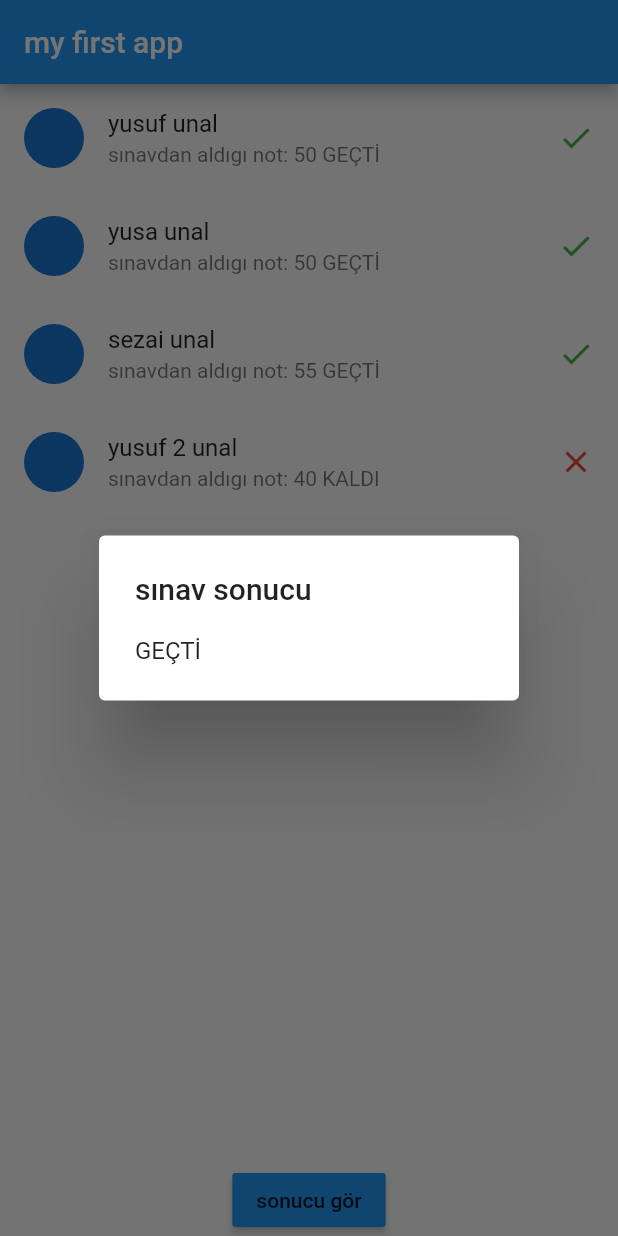
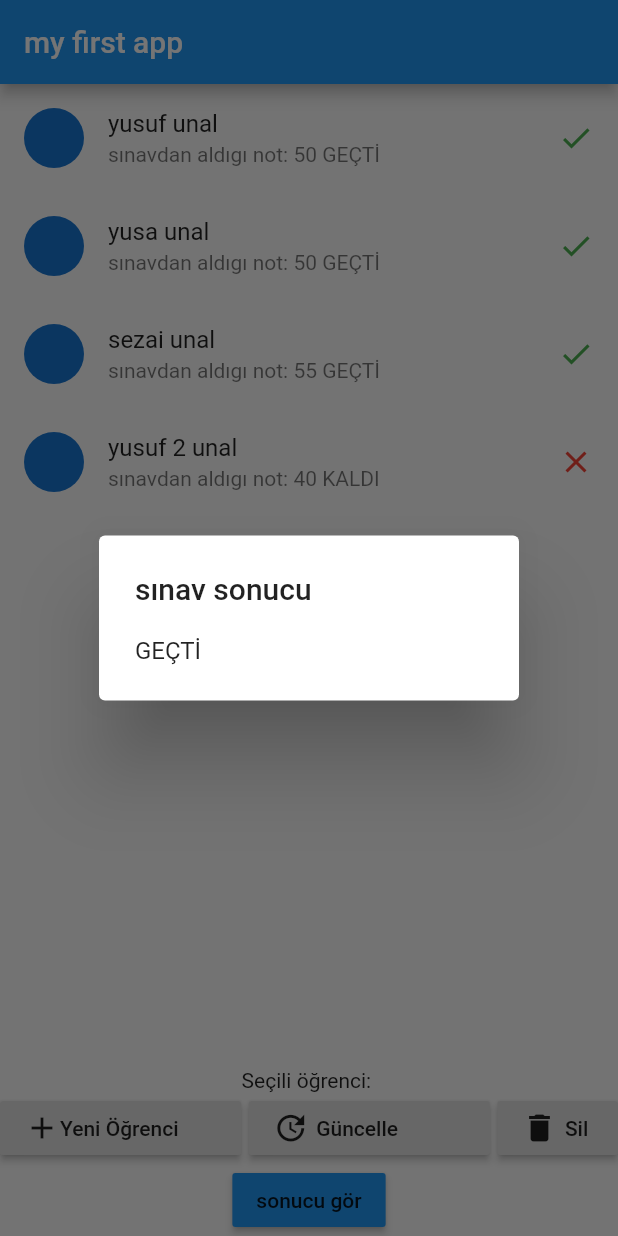
Before and after one commit to theunal/flutterDemos, a Flutter app: the screen it shows after launch, after a tap on "sonucu gör", on a phone screen of 412 x 824 dp. Run offline on Flutter 3.47's test engine with Material 2 defaults, Android fonts, the phone set to English and light mode, and no system bars; network calls fail.

Commit message:
student delete

```diff
--- a/first/lib/Student.dart
+++ b/first/lib/Student.dart
@@ -1,9 +1,17 @@
 class Student {
+  int? id;
   String? name;
   String? lastName;
   int? grade;
 
   Student(String name, String lastName, int grade) {
+    this.name = name;
+    this.lastName = lastName;
+    this.grade = grade;
+  }
+
+  Student.withId(int id, String name, String lastName, int grade) {
+    this.id = id;
     this.name = name;
     this.lastName = lastName;
     this.grade = grade;
--- a/first/lib/main.dart
+++ b/first/lib/main.dart
@@ -5,22 +5,28 @@ void main() {
   runApp(MaterialApp(home: MyApp()));
 }
 
-class MyApp extends StatelessWidget {
+class MyApp extends StatefulWidget {
+  @override
+  State<MyApp> createState() => _MyAppState();
+}
+
+class _MyAppState extends State<MyApp> {
   var ogrenciler = ['yusuf', 'unal', 'ali', 'veli'];
+
   List<Student> students = [
-    Student('yusuf', 'unal', 50),
-    Student('yusa', 'unal', 50),
-    Student('sezai', 'unal', 55),
-    Student('yusuf 2', 'unal', 40)
+    Student.withId(1,'yusuf', 'unal', 50),
+    Student.withId(2,'yusa', 'unal', 50),
+    Student.withId(3,'sezai', 'unal', 55),
+    Student.withId(4,'yusuf 2', 'unal', 40)
   ];
+
+  Student selectedStudent = Student.withId(0,'', '', 0);
 
   @override
   Widget build(BuildContext context) {
     return Scaffold(
         appBar: AppBar(title: Text('my first app')),
         body: buildBody(context)
-
-
     );
   }
 
@@ -33,6 +39,10 @@ class MyApp extends StatelessWidget {
   }
 
   Widget buildBody(BuildContext context) {
+
+
+
+
     return Column(
       children: <Widget>[
         Expanded(
@@ -50,16 +60,83 @@ class MyApp extends StatelessWidget {
                   subtitle: Text("sınavdan aldıgı not: "+students[index].grade.toString() + ' ' +
                       students[index].getStatus!),
                   trailing: buildStatusIcon(students[index].grade!),
-                  onLongPress: () {
-                    var alert = AlertDialog(
-                        title: Text(students[index].name! + ' ' + students[index].lastName!),
-                        content: Text('sınav notu: '+students[index].grade!.toString() + ' ' + students[index].getStatus!));
-                    showDialog(
-                        context: context, builder: (BuilderContext) => alert);
+                  onTap: () {
+                    // var alert = AlertDialog(
+                    //     title: Text(students[index].name! + ' ' + students[index].lastName!),
+                    //     content: Text('sınav notu: '+students[index].grade!.toString() + ' ' + students[index].getStatus!));
+                    // showDialog(
+                    //     context: context, builder: (BuilderContext) => alert);
+
+                    setState(() {
+                      selectedStudent = students[index];
+                    });
                   },
                 );
               }),
+        ),
 
+
+
+        Text('Seçili öğrenci: '+ selectedStudent.getName!),
+        Row(
+          children: <Widget>[
+            Flexible(
+              fit: FlexFit.tight,
+              flex: 2,
+              child: RaisedButton(
+                child: Row(
+                  children: [
+                    Icon(Icons.add),
+                    Text('Yeni Öğrenci'),
+                  ],
+                ),
+                onPressed: () {
+                },
+              ),
+            ),
+            SizedBox(width: 5),
+            Flexible(
+              fit: FlexFit.tight,
+              flex: 2,
+              child: RaisedButton(
+                child: Row(
+                  children: [
+                    Icon(Icons.update),
+                    SizedBox(width: 5), // boşluk atıypr
+                    Text('Güncelle'),
+                  ],
+                ),
+                onPressed: () {
+                },
+              ),
+            ),
+            SizedBox(width: 5),
+            Flexible(
+              fit: FlexFit.tight,
+              flex: 1,
+              child: RaisedButton(
+                child: Row(
+                  children: [
+                    Icon(Icons.delete),
+                    SizedBox(width: 5), // boşluk atıypr
+                    Text('Sil'),
+                  ],
+                ),
+                onPressed: () {
+                  if (selectedStudent.id != null && selectedStudent.id != 0) {
+                    setState(() {
+                      students.remove(selectedStudent);
+                    });
+                    alert(context, 'Öğrenci Silindi');
+                    selectedStudent = Student.withId(0,'', '', 0);
+                  } else {
+                    alert(context, 'Öğrenci Seçilmedi');
+                  }
+                  print(students);
+                },
+              ),
+            )
+          ],
         ),
         Center(
             child: RaisedButton(
@@ -85,3 +162,30 @@ class MyApp extends StatelessWidget {
     }
   }
 }
+
+void alert(BuildContext context, var title) {
+  showDialog(
+      context: context,
+      builder: (BuildContext context) {
+        return AlertDialog(
+          title: Text(title),
+          actions: <Widget>[
+            FlatButton(
+              child: Text('ok'),
+              onPressed: () {
+                Navigator.of(context).pop();
+              },
+            )
+          ],
+        );
+      });
+}
+
+
+// input form örneği
+// TextField(
+// decoration: InputDecoration(
+// labelText: 'Adınız',
+// hintText: 'Adınızı giriniz',
+// border: OutlineInputBorder()),
+// )
```
